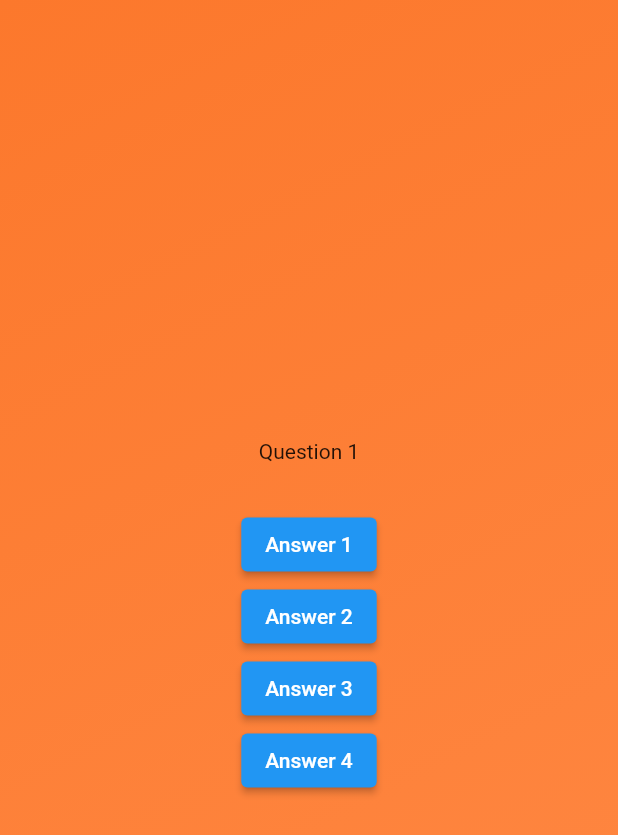
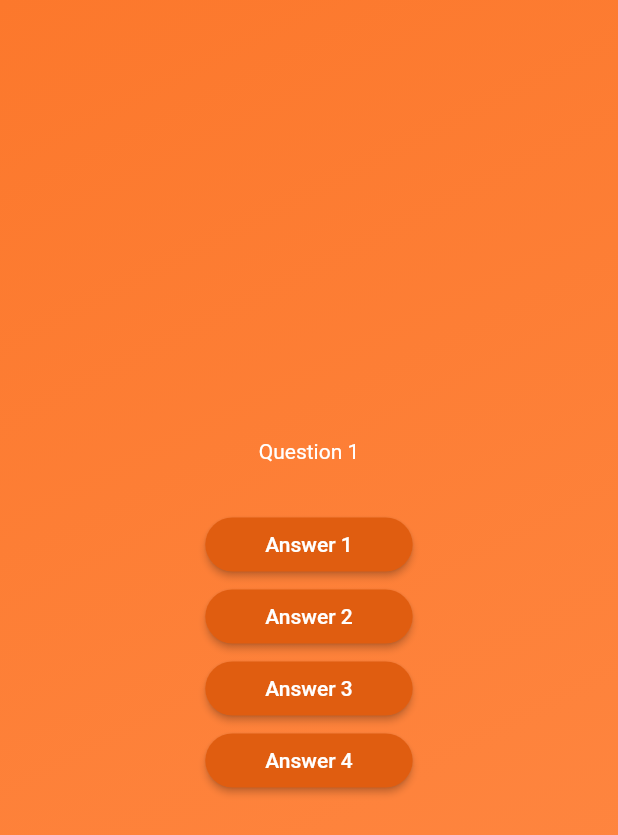
Before and after one commit to destorted93/quiz_app, a Flutter app: the screen it shows after launch, after a tap on "Start Quiz", on a phone screen of 412 x 824 dp. Shown: the top 835 px of the screen. Run offline on Flutter 3.47's test engine with Material 2 defaults, Android fonts, the phone set to English and light mode, and no system bars.

Commit message:
Creating a Reausable, Custom Styled Button

```diff
--- /dev/null
+++ b/lib/answer_button.dart
@@ -0,0 +1,27 @@
+import "package:flutter/material.dart";
+
+class AnswerButton extends StatelessWidget {
+  const AnswerButton({super.key, required this.anserText, required this.onTap});
+
+  final String anserText;
+  final void Function() onTap;
+
+  @override
+  Widget build(context) {
+    return ElevatedButton(
+      onPressed: onTap,
+      style: ElevatedButton.styleFrom(
+        backgroundColor: const Color.fromARGB(255, 224, 93, 16),
+        foregroundColor: Colors.white,
+        padding: const EdgeInsets.symmetric(
+          vertical: 10,
+          horizontal: 40,
+        ),
+        shape: RoundedRectangleBorder(
+          borderRadius: BorderRadius.circular(40),
+        ),
+      ),
+      child: Text(anserText),
+    );
+  }
+}
--- a/lib/questions_screen.dart
+++ b/lib/questions_screen.dart
@@ -1,4 +1,5 @@
 import "package:flutter/material.dart";
+import "package:quiz_app/answer_button.dart";
 
 class QuestionsScreen extends StatefulWidget {
   const QuestionsScreen({super.key});
@@ -17,23 +18,26 @@ class _QuestionsScreenState extends State<QuestionsScreen> {
       child: Column(
         mainAxisAlignment: MainAxisAlignment.center,
         children: [
-          const Text("Question 1"),
+          const Text(
+            "Question 1",
+            style: TextStyle(color: Colors.white),
+          ),
           const SizedBox(height: 30),
-          ElevatedButton(
-            onPressed: () {},
-            child: const Text("Answer 1"),
+          AnswerButton(
+            onTap: () {},
+            anserText: "Answer 1",
           ),
-          ElevatedButton(
-            onPressed: () {},
-            child: const Text("Answer 2"),
+          AnswerButton(
+            onTap: () {},
+            anserText: "Answer 2",
           ),
-          ElevatedButton(
-            onPressed: () {},
-            child: const Text("Answer 3"),
+          AnswerButton(
+            onTap: () {},
+            anserText: "Answer 3",
           ),
-          ElevatedButton(
-            onPressed: () {},
-            child: const Text("Answer 4"),
+          AnswerButton(
+            onTap: () {},
+            anserText: "Answer 4",
           ),
         ],
       ),
```
